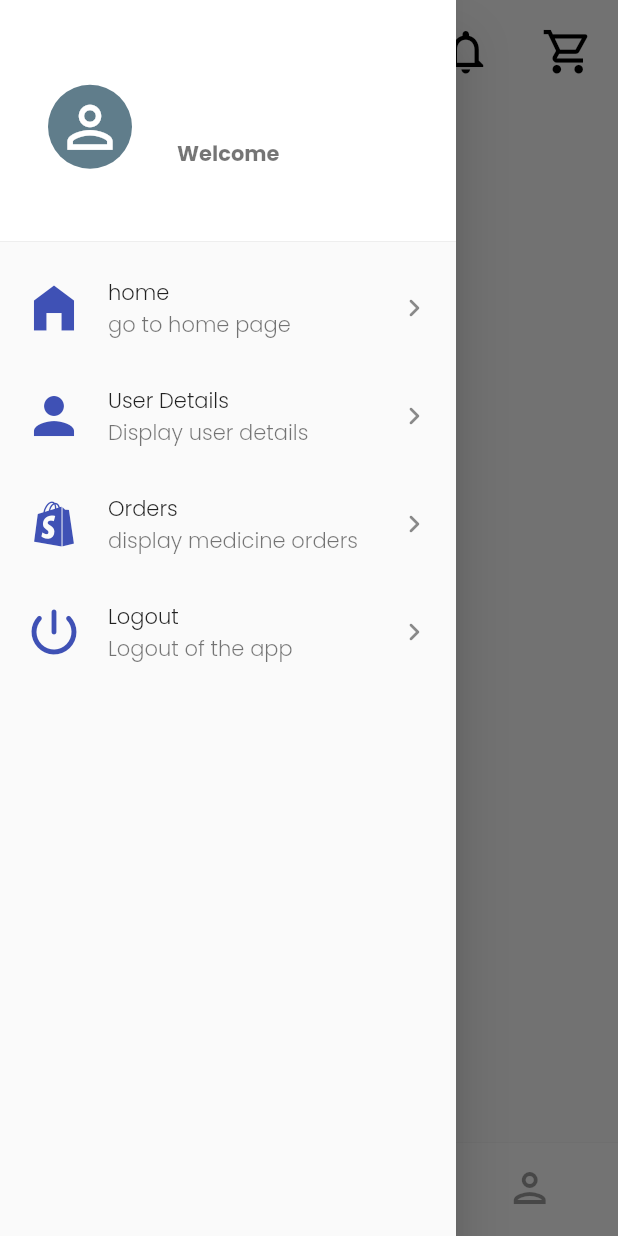
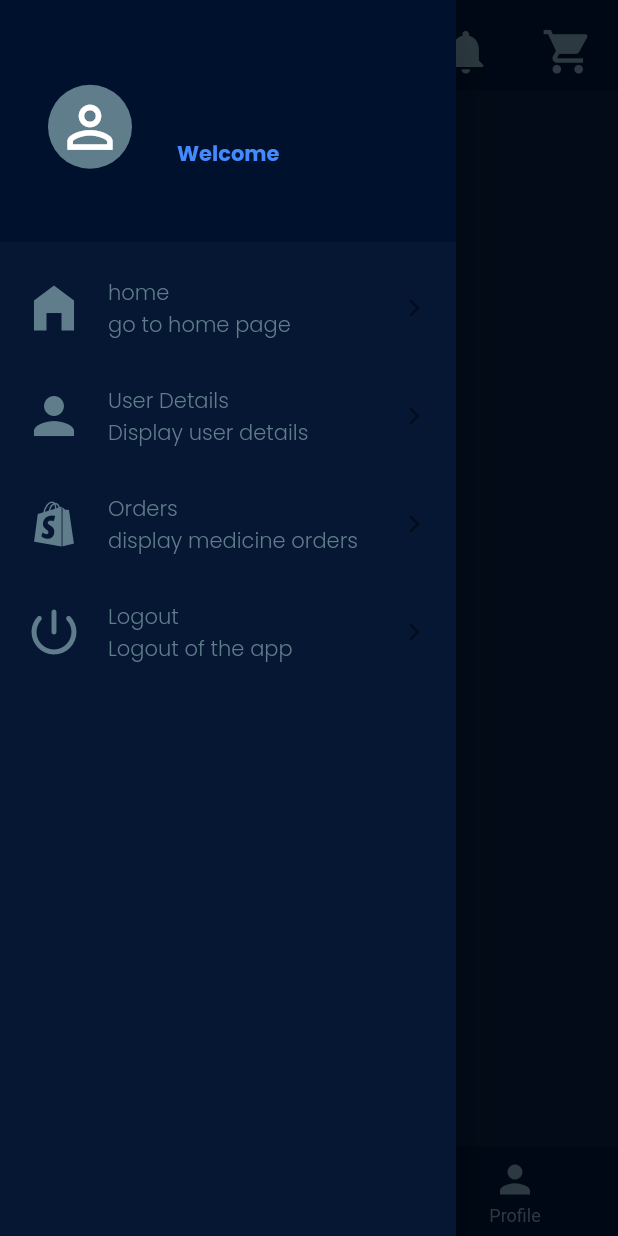
Before and after one commit to S6-mini-project/medicine-frontend, a Flutter app: the MyNavigationBar screen opened by its route, item 2 of the bottom bar chosen, in the side drawer, after a tap on the "menu" icon, on a phone screen of 412 x 824 dp. Run offline on Flutter 3.47's test engine with Material 2 defaults, Android fonts, the phone set to English and light mode, and no system bars; our stand-ins replace flutter_local_notifications, percent_indicator, pie_chart; network calls fail.

Commit message:
upated ui colors and navbar

```diff
--- a/medpharma_app/lib/app.dart
+++ b/medpharma_app/lib/app.dart
@@ -61,13 +61,13 @@ class _MyNavigationBarState extends State<MyNavigationBar> {
       body: _widgetOptions.elementAt(_selectedIndex),
       backgroundColor: Color.fromARGB(255, 249, 249, 249),
       appBar: PreferredSize(
-          preferredSize: Size.fromHeight(70.0),
+          preferredSize: Size.fromHeight(60.0),
           child: AppBar(
             leading: Builder(
               builder: (context) => IconButton(
                 icon: Icon(
                   Icons.menu,
-                  color: Colors.black,
+                  color: Colors.blueGrey,
                   size: 35,
                 ),
                 padding: EdgeInsets.all(17),
@@ -76,7 +76,7 @@ class _MyNavigationBarState extends State<MyNavigationBar> {
                 },
               ),
             ),
-            backgroundColor: Color.fromARGB(255, 249, 249, 249),
+            backgroundColor: Color.fromARGB(255, 0, 17, 45),
             elevation: 0.1,
             actions: [
               IconButton(
@@ -85,8 +85,8 @@ class _MyNavigationBarState extends State<MyNavigationBar> {
                   Navigator.pushNamed(context, '/notifications');
                 },
                 icon: Icon(
-                  Icons.notifications_outlined,
-                  color: Colors.black,
+                  Icons.notifications,
+                  color: Colors.blueGrey,
                   size: 35,
                 ),
                 padding: EdgeInsets.all(17),
@@ -99,8 +99,8 @@ class _MyNavigationBarState extends State<MyNavigationBar> {
                   print("icon button2 pressed");
                 },
                 icon: Icon(
-                  Icons.shopping_cart_outlined,
-                  color: Colors.black,
+                  Icons.shopping_cart,
+                  color: Colors.blueGrey,
                   size: 35,
                 ),
                 padding: EdgeInsets.all(17),
@@ -111,24 +111,27 @@ class _MyNavigationBarState extends State<MyNavigationBar> {
             ],
           )),
       drawer: Drawer(
+          backgroundColor: Color.fromARGB(255, 6, 23, 52),
           child: ListView(
             children: [
               DrawerHeader(
                 child: Center(
                   child: DrawerCardWidget(),
                 ),
-            decoration: BoxDecoration(color: Colors.white),
+                decoration: BoxDecoration(color: Color.fromARGB(255, 0, 17, 45),),
               ),
               ListTile(
                 title: Text(
                   "home",
                   style: TextStyle(
+                  color: Colors.blueGrey,
                     fontFamily: "poppins",
                   ),
                 ),
                 subtitle: Text(
                   "go to home page",
                   style: TextStyle(
+                    color: Colors.blueGrey,
                     fontFamily: "poppins",
                   ),
                 ),
@@ -140,7 +143,7 @@ class _MyNavigationBarState extends State<MyNavigationBar> {
                 leading: Icon(
                   Icons.home_filled,
                   size: 40,
-              color: Colors.indigo,
+                  color: Colors.blueGrey,
                 ),
                 trailing: Icon(Icons.keyboard_arrow_right_rounded),
               ),
@@ -148,12 +151,14 @@ class _MyNavigationBarState extends State<MyNavigationBar> {
                 title: Text(
                   "User Details",
                   style: TextStyle(
+                    color: Colors.blueGrey,
                     fontFamily: "poppins",
                   ),
                 ),
                 subtitle: Text(
                   "Display user details",
                   style: TextStyle(
+                    color: Colors.blueGrey,
                     fontFamily: "poppins",
                   ),
                 ),
@@ -165,7 +170,7 @@ class _MyNavigationBarState extends State<MyNavigationBar> {
                 leading: Icon(
                   Icons.person,
                   size: 40,
-              color: Colors.indigo,
+                  color: Colors.blueGrey,
                 ),
                 trailing: Icon(Icons.keyboard_arrow_right_rounded),
               ),
@@ -173,12 +178,14 @@ class _MyNavigationBarState extends State<MyNavigationBar> {
                 title: Text(
                   "Orders",
                   style: TextStyle(
+                    color: Colors.blueGrey,
                     fontFamily: "poppins",
                   ),
                 ),
                 subtitle: Text(
                   "display medicine orders",
                   style: TextStyle(
+                    color: Colors.blueGrey,
                     fontFamily: "poppins",
                   ),
                 ),
@@ -190,7 +197,7 @@ class _MyNavigationBarState extends State<MyNavigationBar> {
                 leading: Icon(
                   Icons.shopify_sharp,
                   size: 40,
-              color: Colors.indigo,
+                  color: Colors.blueGrey,
                 ),
                 trailing: Icon(Icons.keyboard_arrow_right_rounded),
               ),
@@ -198,12 +205,14 @@ class _MyNavigationBarState extends State<MyNavigationBar> {
                 title: Text(
                   "Logout",
                   style: TextStyle(
+                    color: Colors.blueGrey,
                     fontFamily: "poppins",
                   ),
                 ),
                 subtitle: Text(
                   "Logout of the app",
                   style: TextStyle(
+                    color: Colors.blueGrey,
                     fontFamily: "poppins",
                   ),
                 ),
@@ -211,8 +220,10 @@ class _MyNavigationBarState extends State<MyNavigationBar> {
                   logout().then((value) {
                     if (value) {
                       print('logout');
-                  Navigator.push(context,
-                      MaterialPageRoute(builder: (context) => LoginWidget()));
+                      Navigator.push(
+                          context,
+                          MaterialPageRoute(
+                              builder: (context) => LoginWidget()));
                     }
                   });
                 },
@@ -220,7 +231,7 @@ class _MyNavigationBarState extends State<MyNavigationBar> {
                 leading: Icon(
                   Icons.power_settings_new_rounded,
                   size: 40,
-              color: Colors.indigo,
+                  color: Colors.blueGrey,
                 ),
                 trailing: Icon(Icons.keyboard_arrow_right_rounded),
               ),
@@ -229,27 +240,28 @@ class _MyNavigationBarState extends State<MyNavigationBar> {
       bottomNavigationBar: BottomNavigationBar(
         items: const <BottomNavigationBarItem>[
           BottomNavigationBarItem(
-            icon: Icon(Icons.home_outlined),
+            icon: Icon(Icons.home),
             label: "Home",
           ),
           BottomNavigationBarItem(
             icon: Icon(
-              Icons.shopping_bag_outlined,
+              Icons.shopping_bag,
             ),
             label: "Orders",
           ),
           BottomNavigationBarItem(
             icon: Icon(
-              Icons.person_outlined,
+              Icons.person,
             ),
             label: "Profile",
           ),
         ],
-        type: BottomNavigationBarType.shifting,
+        // type: BottomNavigationBarType.shifting,
         currentIndex: _selectedIndex,
-        selectedItemColor: Colors.indigo,
-        unselectedItemColor: Colors.black38,
-        iconSize: 32,
+        backgroundColor: Color.fromARGB(255, 0, 17, 45),
+        selectedItemColor: Colors.lime,
+        unselectedItemColor: Colors.blueGrey,
+        iconSize: 30,
         onTap: _onItemTapped,
         elevation: 1,
       ),
--- a/medpharma_app/lib/widgets/drawerCardWidget.dart
+++ b/medpharma_app/lib/widgets/drawerCardWidget.dart
@@ -43,7 +43,7 @@ class _DrawerCardState extends State<DrawerCardWidget> {
       ),
       title: Text(user_name,
           style: TextStyle(
-            color: Colors.orange,
+            color: Colors.green,
             fontSize: 25.0,
             fontFamily: "poppins",
             fontWeight: FontWeight.bold,
@@ -51,6 +51,7 @@ class _DrawerCardState extends State<DrawerCardWidget> {
       subtitle: Text(
         'Welcome ' + user_name,
         style: TextStyle(
+          color: Colors.blueAccent,
           fontFamily: "poppins",
           fontWeight: FontWeight.bold,
         ),
--- a/medpharma_app/lib/widgets/homeScreen.dart
+++ b/medpharma_app/lib/widgets/homeScreen.dart
@@ -10,6 +10,7 @@ class HomeScreen extends StatelessWidget {
   @override
   Widget build(BuildContext context) {
     return Scaffold(
+      backgroundColor:Color.fromARGB(255, 6, 23, 52),
         body: Padding(
       padding: const EdgeInsets.all(10.0),
       child: ListView(
@@ -47,7 +48,7 @@ class TopBar extends StatelessWidget {
           const Text(
             "Find your\n Medicine",
             style: TextStyle(
-              color: Colors.black,
+              color: Colors.blueGrey,
               fontSize: 30,
               fontWeight: FontWeight.bold,
               fontFamily: "poppins",
@@ -63,11 +64,11 @@ class TopBar extends StatelessWidget {
             ]),
             child: const CircleAvatar(
               radius: 25,
-              backgroundColor: Colors.white,
+              backgroundColor: Colors.blueGrey,
               child: Icon(
                 Icons.medical_services,
                 size: 25,
-                color: Color.fromARGB(255, 95, 83, 232),
+                color: Color.fromARGB(255, 6, 23, 52),
               ),
             ),
           )
@@ -100,7 +101,7 @@ class SearchInput extends StatelessWidget {
           decoration: const InputDecoration(
             prefixIcon: Icon(Icons.search),
             filled: true,
-            fillColor: Colors.white,
+            fillColor: Colors.black12,
             hintText: 'Search',
             hintStyle: TextStyle(color: Colors.grey),
             contentPadding:
@@ -109,11 +110,11 @@ class SearchInput extends StatelessWidget {
               borderRadius: BorderRadius.all(Radius.circular(15.0)),
             ),
             enabledBorder: OutlineInputBorder(
-              borderSide: BorderSide(color: Colors.white, width: 1.0),
+              borderSide: BorderSide(color: Color.fromARGB(255, 0, 17, 45), width: 1.0),
               borderRadius: BorderRadius.all(Radius.circular(15.0)),
             ),
             focusedBorder: OutlineInputBorder(
-              borderSide: BorderSide(color: Colors.white, width: 2.0),
+              borderSide: BorderSide(color: Color.fromARGB(255, 5, 28, 66), width: 2.0),
               borderRadius: BorderRadius.all(Radius.circular(15.0)),
             ),
           ),
@@ -152,7 +153,7 @@ class PromoCard extends StatelessWidget {
                 child: Text(
                   "Medpharma \ndelivery made easy",
                   style: TextStyle(
-                    color: Colors.white,
+                    color: Colors.blue,
                     fontSize: 22,
                     fontWeight: FontWeight.bold,
                     fontFamily: "poppins",
@@ -181,7 +182,7 @@ class Headline extends StatelessWidget {
               Text(
                 "Quick Services",
                 style: TextStyle(
-                    color: Colors.black,
+                    color: Colors.blue,
                     fontSize: 18,
                     fontWeight: FontWeight.normal,
                     fontFamily: "poppins"),
@@ -211,7 +212,7 @@ class SHeadline extends StatelessWidget {
               Text(
                 "Current Stocks",
                 style: TextStyle(
-                    color: Colors.black,
+                    color: Colors.blue,
                     fontSize: 18,
                     fontWeight: FontWeight.normal,
                     fontFamily: "poppins"),
--- a/medpharma_app/lib/widgets/orderScreen.dart
+++ b/medpharma_app/lib/widgets/orderScreen.dart
@@ -7,7 +7,7 @@ class OrderScreen extends StatelessWidget{
   Widget build(BuildContext context) {
    return  Scaffold(
       body: OrderWidget(),
-      backgroundColor: Color.fromARGB(255, 249, 249, 249),
+      backgroundColor: Color.fromARGB(255, 6, 23, 52),
       );
   }
 }
--- a/medpharma_app/lib/widgets/orderWidget.dart
+++ b/medpharma_app/lib/widgets/orderWidget.dart
@@ -37,7 +37,7 @@ class OrderWidgetState extends State {
                 Text(
                   "All Orders",
                   style: TextStyle(
-                    color: Colors.black,
+                    color: Colors.blueGrey,
                     fontFamily: "poppins",
                     fontSize: 32,
                     fontWeight: FontWeight.w600,
@@ -51,7 +51,7 @@ class OrderWidgetState extends State {
                   splashRadius: 23,
                   icon: Icon(
                     Icons.keyboard_arrow_down,
-                    color: Colors.black,
+                    color: Colors.blueGrey,
                     size: 35,
                   ),
                   padding:
@@ -65,7 +65,7 @@ class OrderWidgetState extends State {
                   splashRadius: 23,
                   icon: Icon(
                     Icons.keyboard_arrow_up,
-                    color: Colors.black,
+                    color: Colors.blueGrey,
                     size: 35,
                   ),
                   padding:
@@ -101,7 +101,7 @@ class OrderWidgetState extends State {
                           return Text(
                             "No Orders for now come back later",
                             style: TextStyle(
-                              color: Colors.black,
+                              color: Colors.blueGrey,
                               fontFamily: "poppins",
                               fontSize: 32,
                               fontWeight: FontWeight.w600,
--- a/medpharma_app/lib/widgets/profileScreen.dart
+++ b/medpharma_app/lib/widgets/profileScreen.dart
@@ -5,6 +5,7 @@ class ProfileScreen extends StatelessWidget {
   @override
   Widget build(BuildContext context) {
     return Scaffold(
+      backgroundColor: Color.fromARGB(255, 6, 23, 52),
       body: ProfileWidget(
         primaryColor: Colors.lightBlue,
         image: AssetImage('assets/call-doctor.png')
```
Also changed, not shown: medpharma_app/lib/widgets/orderCardWidget.dart (+17 -13 lines), medpharma_app/lib/widgets/profileWidget.dart (+9 -2 lines). Lines whose indentation alone changed are shown as unchanged.
